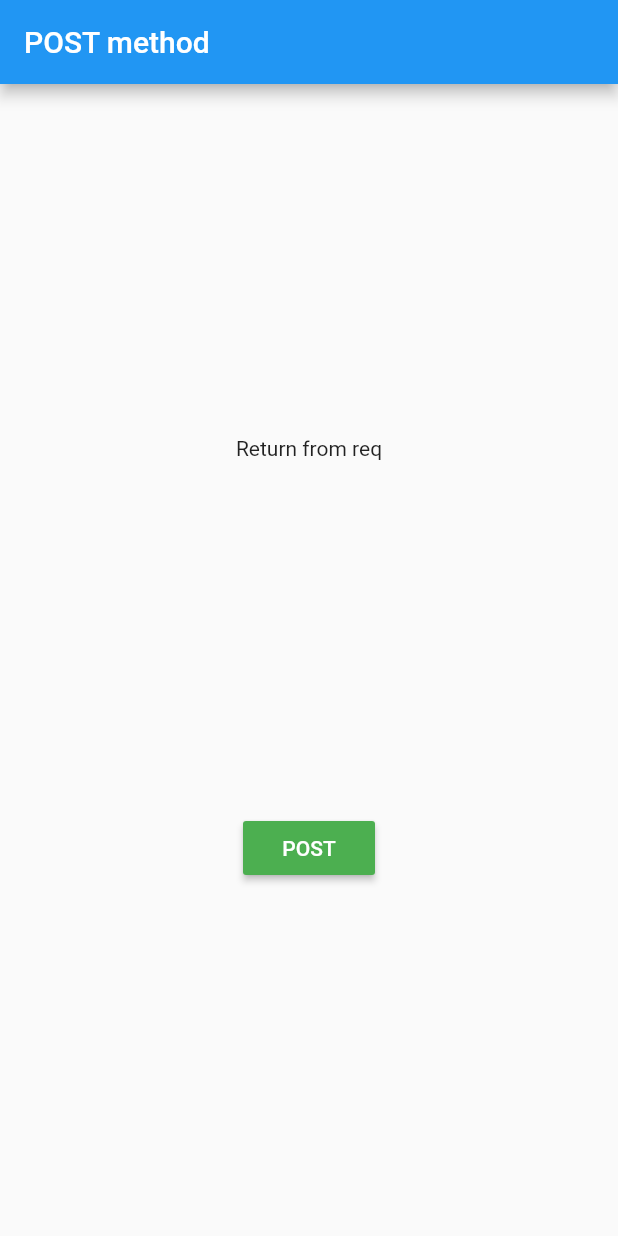
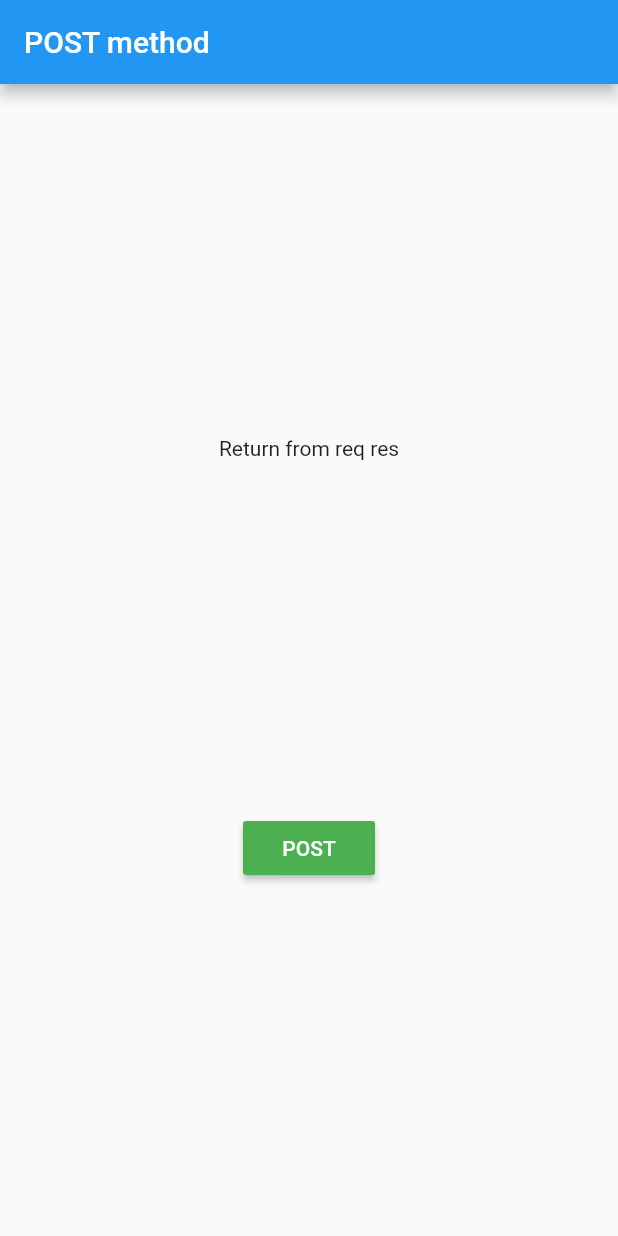
Before and after one commit to msamufidi/flutter_1, a Flutter app: the screen it shows after launch, on a phone screen of 412 x 824 dp. Run offline on Flutter 3.47's test engine with Material 2 defaults, Android fonts, the phone set to English and light mode, and no system bars.

```diff
--- a/flutter_application_1/lib/main.dart
+++ b/flutter_application_1/lib/main.dart
@@ -23,7 +23,7 @@ class _MyAppState extends State<MyApp> {
           child: Column(
             mainAxisAlignment: MainAxisAlignment.spaceEvenly,
             children: [
-              Text("Return from req"),
+              Text("Return from req res"),
               MaterialButton(
                   child: Text(
                     "POST",
```
